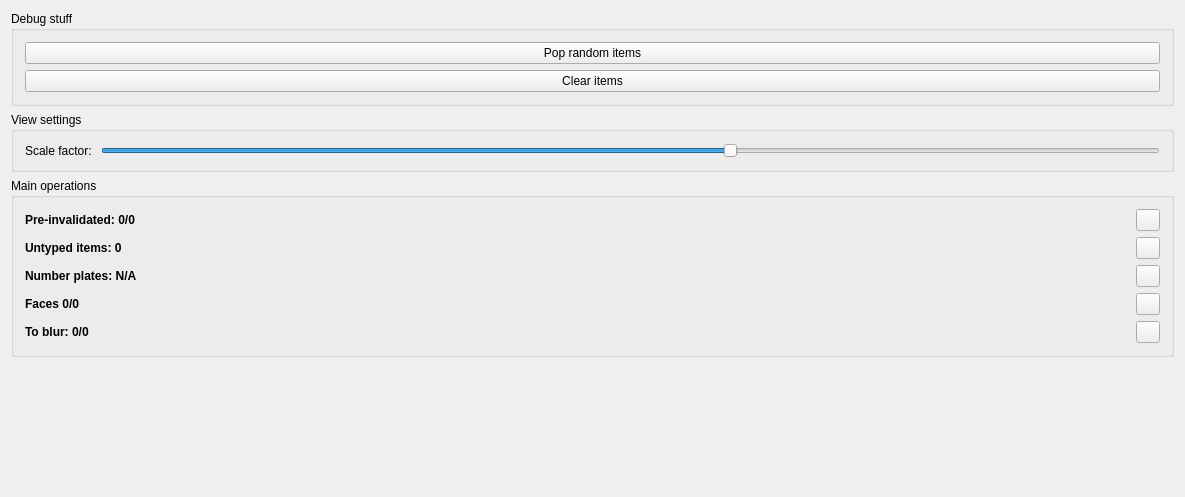
This is mainwindow.ui in 3d4pi/yafdb-validator as Qt 5 draws it before an edit. The edited form follows.
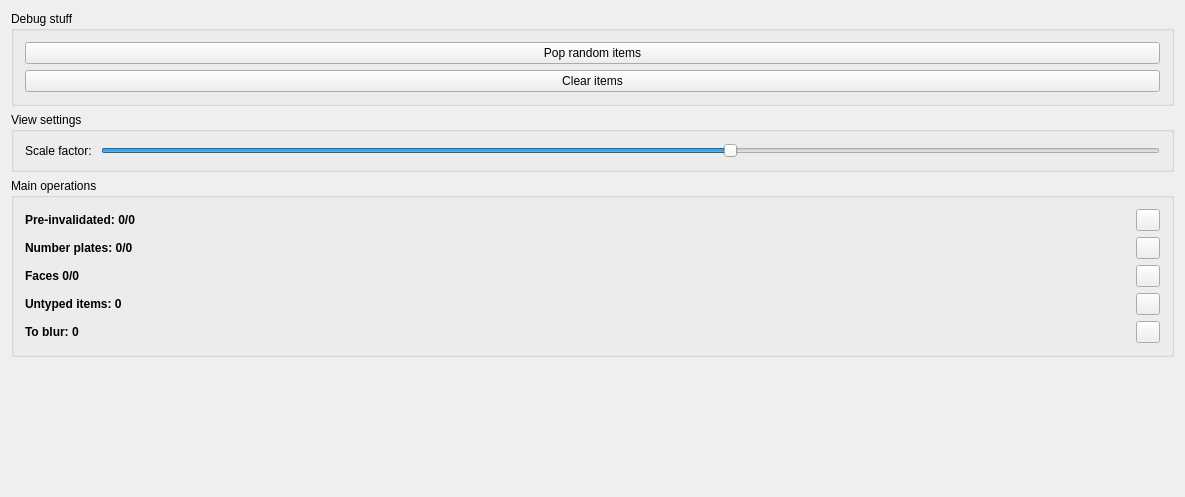
This is the edited form. Icons and pictures are not drawn.

```diff
--- a/mainwindow.ui
+++ b/mainwindow.ui
@@ -57,6 +57,29 @@
            </property>
           </widget>
          </item>
+         <item row="5" column="1">
+          <widget class="QPushButton" name="toBlurButton">
+           <property name="maximumSize">
+            <size>
+             <width>24</width>
+             <height>24</height>
+            </size>
+           </property>
+           <property name="text">
+            <string/>
+           </property>
+           <property name="icon">
+            <iconset resource="resources.qrc">
+             <normaloff>:/resources/icons/Tiles.png</normaloff>:/resources/icons/Tiles.png</iconset>
+           </property>
+           <property name="iconSize">
+            <size>
+             <width>16</width>
+             <height>16</height>
+            </size>
+           </property>
+          </widget>
+         </item>
          <item row="2" column="0">
           <widget class="QLabel" name="platesLabel">
            <property name="font">
@@ -66,7 +89,20 @@
             </font>
            </property>
            <property name="text">
-            <string>Number plates: N/A</string>
+            <string>Number plates: 0/0</string>
+           </property>
+          </widget>
+         </item>
+         <item row="5" column="0">
+          <widget class="QLabel" name="toBlurLabel">
+           <property name="font">
+            <font>
+             <weight>75</weight>
+             <bold>true</bold>
+            </font>
+           </property>
+           <property name="text">
+            <string>To blur: 0</string>
            </property>
           </widget>
          </item>
@@ -116,19 +152,6 @@
            </property>
           </widget>
          </item>
-         <item row="1" column="0">
-          <widget class="QLabel" name="untypedLabel">
-           <property name="font">
-            <font>
-             <weight>75</weight>
-             <bold>true</bold>
-            </font>
-           </property>
-           <property name="text">
-            <string>Untyped items: 0</string>
-           </property>
-          </widget>
-         </item>
          <item row="0" column="0">
           <widget class="QLabel" name="preInvalidatedLabel">
            <property name="font">
@@ -142,29 +165,6 @@
            </property>
           </widget>
          </item>
-         <item row="1" column="1">
-          <widget class="QPushButton" name="untypedButton">
-           <property name="maximumSize">
-            <size>
-             <width>24</width>
-             <height>24</height>
-            </size>
-           </property>
-           <property name="text">
-            <string/>
-           </property>
-           <property name="icon">
-            <iconset resource="resources.qrc">
-             <normaloff>:/resources/icons/Tiles.png</normaloff>:/resources/icons/Tiles.png</iconset>
-           </property>
-           <property name="iconSize">
-            <size>
-             <width>16</width>
-             <height>16</height>
-            </size>
-           </property>
-          </widget>
-         </item>
          <item row="0" column="1">
           <widget class="QPushButton" name="preInvalidatedButton">
            <property name="maximumSize">
@@ -188,31 +188,8 @@
            </property>
           </widget>
          </item>
-         <item row="4" column="1">
-          <widget class="QPushButton" name="toBlurButton">
-           <property name="maximumSize">
-            <size>
-             <width>24</width>
-             <height>24</height>
-            </size>
-           </property>
-           <property name="text">
-            <string/>
-           </property>
-           <property name="icon">
-            <iconset resource="resources.qrc">
-             <normaloff>:/resources/icons/Tiles.png</normaloff>:/resources/icons/Tiles.png</iconset>
-           </property>
-           <property name="iconSize">
-            <size>
-             <width>16</width>
-             <height>16</height>
-            </size>
-           </property>
-          </widget>
-         </item>
          <item row="4" column="0">
-          <widget class="QLabel" name="toBlurLabel">
+          <widget class="QLabel" name="untypedLabel">
            <property name="font">
             <font>
              <weight>75</weight>
@@ -220,7 +197,30 @@
             </font>
            </property>
            <property name="text">
-            <string>To blur: 0/0</string>
+            <string>Untyped items: 0</string>
+           </property>
+          </widget>
+         </item>
+         <item row="4" column="1">
+          <widget class="QPushButton" name="untypedButton">
+           <property name="maximumSize">
+            <size>
+             <width>24</width>
+             <height>24</height>
+            </size>
+           </property>
+           <property name="text">
+            <string/>
+           </property>
+           <property name="icon">
+            <iconset resource="resources.qrc">
+             <normaloff>:/resources/icons/Tiles.png</normaloff>:/resources/icons/Tiles.png</iconset>
+           </property>
+           <property name="iconSize">
+            <size>
+             <width>16</width>
+             <height>16</height>
+            </size>
            </property>
           </widget>
          </item>
```
